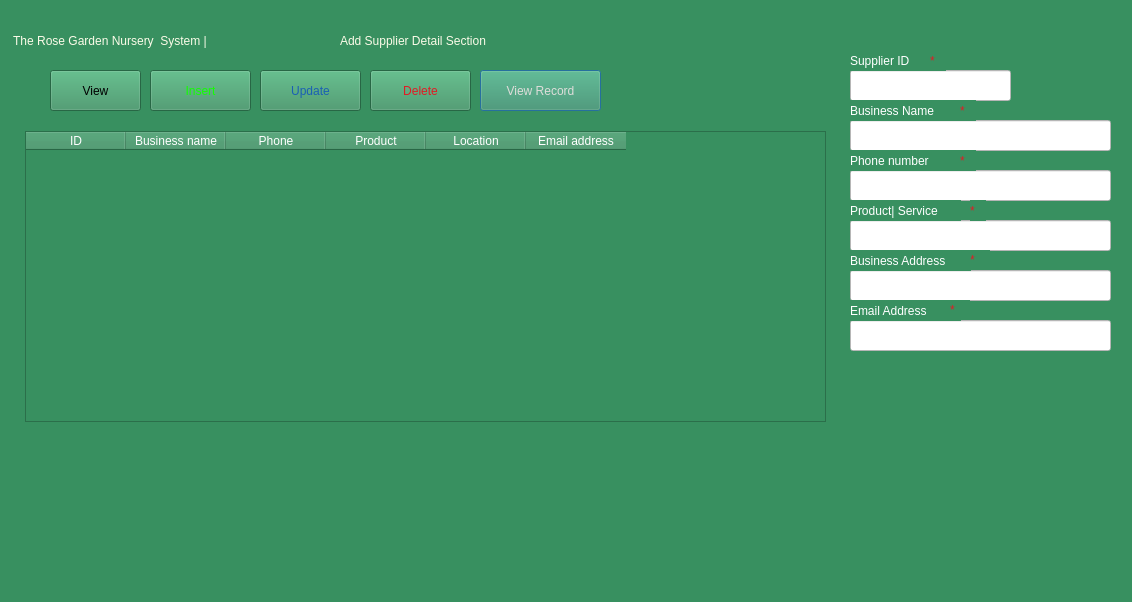
The window that suppliers.ui (Rabsoninnora/RoseGardenPlantCareSystem) describes before a commit, drawn with Qt 5.
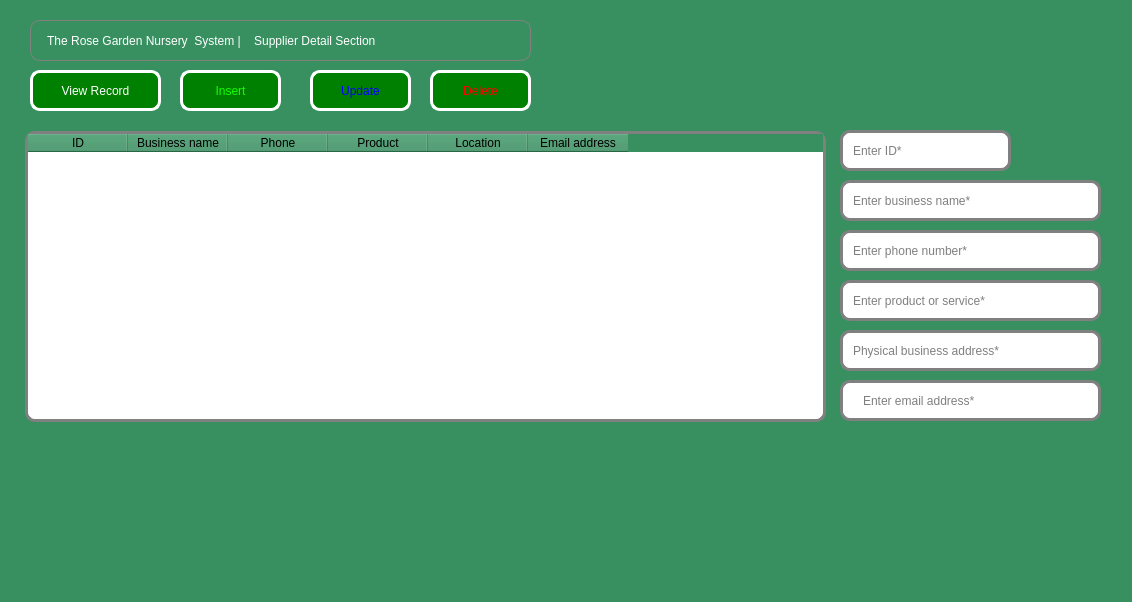
The same window after the commit. Icons and pictures are not drawn.

The edit to the form file:
```diff
--- a/suppliers.ui
+++ b/suppliers.ui
@@ -19,51 +19,47 @@
   <widget class="QLabel" name="The_Rose_Garden_Nursery_System">
    <property name="geometry">
     <rect>
-     <x>10</x>
+     <x>30</x>
      <y>20</y>
-     <width>331</width>
+     <width>501</width>
      <height>41</height>
     </rect>
    </property>
    <property name="styleSheet">
-    <string notr="true">color: rgb(251, 251, 232);
-font: 700 14pt &quot;Ubuntu&quot;;
-</string>
+    <string notr="true"> QLabel {
+  color: rgb(255, 255, 255);
+  font: 500 12pt &quot;Ubuntu&quot;;
+  border:1px solid gray;
+  border-radius: 10px;
+  padding: 0 10px;
+  
+}</string>
    </property>
    <property name="text">
-    <string> The Rose Garden Nursery  System |</string>
-   </property>
-  </widget>
-  <widget class="QLabel" name="Add_Supplier_Detail_Section">
-   <property name="geometry">
-    <rect>
-     <x>340</x>
-     <y>20</y>
-     <width>201</width>
-     <height>41</height>
-    </rect>
-   </property>
-   <property name="styleSheet">
-    <string notr="true">color: rgb(251, 251, 232);
-font: 700 11pt &quot;Ubuntu&quot;;
-</string>
-   </property>
-   <property name="text">
-    <string>Add Supplier Detail Section</string>
+    <string> The Rose Garden Nursery  System |    Supplier Detail Section</string>
    </property>
   </widget>
   <widget class="QPushButton" name="btn_View_Supplier">
    <property name="geometry">
     <rect>
-     <x>480</x>
+     <x>30</x>
      <y>70</y>
-     <width>121</width>
+     <width>131</width>
      <height>41</height>
     </rect>
    </property>
    <property name="styleSheet">
-    <string notr="true">color: rgb(222, 221, 218);
-font: 500 13pt &quot;Ubuntu&quot;;</string>
+    <string notr="true"> 
+QPushButton {
+  border:3px solid rgb(255, 255, 255);
+  border-radius: 10px;
+  padding: 0 10px;
+  background: green;
+ font: 500 13pt  &quot;Ubuntu&quot;;
+ color: rgb(255, 255, 255)
+
+}
+</string>
    </property>
    <property name="text">
     <string>View Record</string>
@@ -72,15 +68,24 @@
   <widget class="QPushButton" name="btn_Insert_Supplier">
    <property name="geometry">
     <rect>
-     <x>150</x>
+     <x>180</x>
      <y>70</y>
      <width>101</width>
      <height>41</height>
     </rect>
    </property>
    <property name="styleSheet">
-    <string notr="true">color: rgb(19, 255, 0);
-font: 500 15pt &quot;Ubuntu&quot;;</string>
+    <string notr="true"> 
+QPushButton {
+  border:3px solid rgb(255, 255, 255);
+  border-radius: 10px;
+  padding: 0 10px;
+  background: green;
+ font: 500 15pt  &quot;Ubuntu&quot;;
+ color: rgb(19, 255, 0);
+
+}
+</string>
    </property>
    <property name="text">
     <string>Insert</string>
@@ -89,15 +94,24 @@
   <widget class="QPushButton" name="btn_Update_Supplier">
    <property name="geometry">
     <rect>
-     <x>260</x>
+     <x>310</x>
      <y>70</y>
      <width>101</width>
      <height>41</height>
     </rect>
    </property>
    <property name="styleSheet">
-    <string notr="true">color: rgb(26, 95, 180);
-font: 500 13pt &quot;Ubuntu&quot;;</string>
+    <string notr="true">
+QPushButton {
+  border:3px solid rgb(255, 255, 255);
+  border-radius: 10px;
+  padding: 0 10px;
+  background: green;
+ font: 500 13pt  &quot;Ubuntu&quot;;
+ color: blue;
+
+}
+</string>
    </property>
    <property name="text">
     <string>Update</string>
@@ -106,15 +120,24 @@
   <widget class="QPushButton" name="btn_Delete_Supplier">
    <property name="geometry">
     <rect>
-     <x>370</x>
+     <x>430</x>
      <y>70</y>
      <width>101</width>
      <height>41</height>
     </rect>
    </property>
    <property name="styleSheet">
-    <string notr="true">color: rgb(224, 27, 36);
-font: 500 13pt &quot;Ubuntu&quot;;</string>
+    <string notr="true"> 
+QPushButton {
+  border:3px solid rgb(255, 255, 255);
+  border-radius: 10px;
+  padding: 0 10px;
+  background: green;
+ font: 500 13pt  &quot;Ubuntu&quot;;
+ color: red;
+
+}
+</string>
    </property>
    <property name="text">
     <string>Delete</string>
@@ -123,271 +146,147 @@
   <widget class="QLineEdit" name="lineEdit_SupplierID">
    <property name="geometry">
     <rect>
-     <x>850</x>
-     <y>70</y>
-     <width>161</width>
-     <height>31</height>
+     <x>840</x>
+     <y>130</y>
+     <width>171</width>
+     <height>41</height>
     </rect>
    </property>
    <property name="styleSheet">
-    <string notr="true">background-color: rgb(255, 255, 255);</string>
+    <string notr="true"> 
+ QLineEdit {
+  border:3px solid gray;
+  border-radius: 10px;
+  padding: 8px 8px;
+  background: rgb(255, 255, 255);
+  font: 500 12pt ;
+  color: rgb(0, 0, 0);;
+}</string>
+   </property>
+   <property name="placeholderText">
+    <string>Enter ID*</string>
    </property>
   </widget>
   <widget class="QLineEdit" name="lineEdit_Supplier_Legal_Name">
    <property name="geometry">
     <rect>
-     <x>850</x>
-     <y>120</y>
+     <x>840</x>
+     <y>180</y>
      <width>261</width>
-     <height>31</height>
+     <height>41</height>
     </rect>
    </property>
    <property name="styleSheet">
-    <string notr="true">background-color: rgb(255, 255, 255);</string>
+    <string notr="true"> 
+ QLineEdit {
+  border:3px solid gray;
+  border-radius: 10px;
+  padding: 8px 8px;
+  background: rgb(255, 255, 255);
+  font: 500 12pt ;
+  color: rgb(0, 0, 0);;
+}</string>
+   </property>
+   <property name="placeholderText">
+    <string>Enter business name*</string>
    </property>
   </widget>
   <widget class="QLineEdit" name="lineEdit_Phone">
    <property name="geometry">
     <rect>
-     <x>850</x>
-     <y>170</y>
+     <x>840</x>
+     <y>230</y>
      <width>261</width>
-     <height>31</height>
+     <height>41</height>
     </rect>
    </property>
    <property name="styleSheet">
-    <string notr="true">background-color: rgb(255, 255, 255);</string>
+    <string notr="true">
+ QLineEdit {
+  border:3px solid gray;
+  border-radius: 10px;
+  padding: 8px 8px;
+  background: rgb(255, 255, 255);
+  font: 500 12pt ;
+  color: rgb(0, 0, 0);;
+}</string>
+   </property>
+   <property name="placeholderText">
+    <string>Enter phone number*</string>
    </property>
   </widget>
   <widget class="QLineEdit" name="lineEdit_Product">
    <property name="geometry">
     <rect>
-     <x>850</x>
-     <y>220</y>
+     <x>840</x>
+     <y>280</y>
      <width>261</width>
-     <height>31</height>
+     <height>41</height>
     </rect>
    </property>
    <property name="styleSheet">
-    <string notr="true">background-color: rgb(255, 255, 255);</string>
+    <string notr="true">
+ QLineEdit {
+  border:3px solid gray;
+  border-radius: 10px;
+  padding: 8px 8px;
+  background: rgb(255, 255, 255);
+  font: 700 12pt ;
+  color: rgb(0, 0, 0);;
+}</string>
+   </property>
+   <property name="placeholderText">
+    <string>Enter product or service*</string>
    </property>
   </widget>
   <widget class="QLineEdit" name="lineEdit_address">
    <property name="geometry">
     <rect>
-     <x>850</x>
-     <y>270</y>
+     <x>840</x>
+     <y>330</y>
      <width>261</width>
-     <height>31</height>
+     <height>41</height>
     </rect>
    </property>
    <property name="styleSheet">
-    <string notr="true">background-color: rgb(255, 255, 255);</string>
+    <string notr="true"> 
+ QLineEdit {
+  border:3px solid gray;
+  border-radius: 10px;
+  padding: 8px 8px;
+  background: rgb(255, 255, 255);
+  font: 700 12pt ;
+  color: rgb(0, 0, 0);;
+}</string>
+   </property>
+   <property name="placeholderText">
+    <string>Physical business address*</string>
    </property>
   </widget>
   <widget class="QLineEdit" name="lineEdit_email">
    <property name="geometry">
     <rect>
-     <x>850</x>
-     <y>320</y>
+     <x>840</x>
+     <y>380</y>
      <width>261</width>
-     <height>31</height>
+     <height>41</height>
     </rect>
    </property>
    <property name="styleSheet">
-    <string notr="true">background-color: rgb(255, 255, 255);</string>
+    <string notr="true">
+
+
+ QLineEdit {
+  border:3px solid gray;
+  border-radius: 10px;
+  padding: 8px 18px;
+  background: rgb(255, 255, 255);
+  font: 700 12pt ;
+  color: rgb(0, 0, 0);;
+}</string>
    </property>
-  </widget>
-  <widget class="QLabel" name="Supplier_ID">
-   <property name="geometry">
-    <rect>
-     <x>850</x>
-     <y>50</y>
-     <width>81</width>
-     <height>21</height>
-    </rect>
-   </property>
-   <property name="styleSheet">
-    <string notr="true">color: rgb(255, 255, 255);</string>
-   </property>
-   <property name="text">
-    <string>Supplier ID </string>
-   </property>
-  </widget>
-  <widget class="QLabel" name="Asteric_ID">
-   <property name="geometry">
-    <rect>
-     <x>930</x>
-     <y>50</y>
-     <width>16</width>
-     <height>21</height>
-    </rect>
-   </property>
-   <property name="styleSheet">
-    <string notr="true">color: rgb(224, 27, 36);</string>
-   </property>
-   <property name="text">
-    <string>*</string>
-   </property>
-  </widget>
-  <widget class="QLabel" name="Supplier_Legal_Name">
-   <property name="geometry">
-    <rect>
-     <x>850</x>
-     <y>100</y>
-     <width>111</width>
-     <height>21</height>
-    </rect>
-   </property>
-   <property name="styleSheet">
-    <string notr="true">color: rgb(255, 255, 255);</string>
-   </property>
-   <property name="text">
-    <string>Business Name</string>
-   </property>
-  </widget>
-  <widget class="QLabel" name="Supplier_Pacra_Registration_Number">
-   <property name="geometry">
-    <rect>
-     <x>850</x>
-     <y>150</y>
-     <width>111</width>
-     <height>21</height>
-    </rect>
-   </property>
-   <property name="styleSheet">
-    <string notr="true">color: rgb(255, 255, 255);</string>
-   </property>
-   <property name="text">
-    <string>Phone number</string>
-   </property>
-  </widget>
-  <widget class="QLabel" name="Supplier_TPIN">
-   <property name="geometry">
-    <rect>
-     <x>850</x>
-     <y>200</y>
-     <width>111</width>
-     <height>21</height>
-    </rect>
-   </property>
-   <property name="styleSheet">
-    <string notr="true">color: rgb(255, 255, 255);</string>
-   </property>
-   <property name="text">
-    <string>Product| Service</string>
-   </property>
-  </widget>
-  <widget class="QLabel" name="Asteric_NAME">
-   <property name="geometry">
-    <rect>
-     <x>960</x>
-     <y>100</y>
-     <width>16</width>
-     <height>21</height>
-    </rect>
-   </property>
-   <property name="styleSheet">
-    <string notr="true">color: rgb(224, 27, 36);</string>
-   </property>
-   <property name="text">
-    <string>*</string>
-   </property>
-  </widget>
-  <widget class="QLabel" name="Asteric_PACRA">
-   <property name="geometry">
-    <rect>
-     <x>960</x>
-     <y>150</y>
-     <width>16</width>
-     <height>21</height>
-    </rect>
-   </property>
-   <property name="styleSheet">
-    <string notr="true">color: rgb(224, 27, 36);</string>
-   </property>
-   <property name="text">
-    <string>*</string>
-   </property>
-  </widget>
-  <widget class="QLabel" name="Asteric_TPIN">
-   <property name="geometry">
-    <rect>
-     <x>970</x>
-     <y>200</y>
-     <width>16</width>
-     <height>21</height>
-    </rect>
-   </property>
-   <property name="styleSheet">
-    <string notr="true">color: rgb(224, 27, 36);</string>
-   </property>
-   <property name="text">
-    <string>*</string>
-   </property>
-  </widget>
-  <widget class="QLabel" name="Asteric_Product_Service">
-   <property name="geometry">
-    <rect>
-     <x>970</x>
-     <y>250</y>
-     <width>20</width>
-     <height>20</height>
-    </rect>
-   </property>
-   <property name="styleSheet">
-    <string notr="true">color: rgb(224, 27, 36);</string>
-   </property>
-   <property name="text">
-    <string>*</string>
-   </property>
-  </widget>
-  <widget class="QLabel" name="Supplier_Phone">
-   <property name="geometry">
-    <rect>
-     <x>850</x>
-     <y>300</y>
-     <width>111</width>
-     <height>21</height>
-    </rect>
-   </property>
-   <property name="styleSheet">
-    <string notr="true">color: rgb(255, 255, 255);</string>
-   </property>
-   <property name="text">
-    <string>Email Address</string>
-   </property>
-  </widget>
-  <widget class="QLabel" name="Asteric_Phone">
-   <property name="geometry">
-    <rect>
-     <x>950</x>
-     <y>300</y>
-     <width>20</width>
-     <height>20</height>
-    </rect>
-   </property>
-   <property name="styleSheet">
-    <string notr="true">color: rgb(224, 27, 36);</string>
-   </property>
-   <property name="text">
-    <string>*</string>
-   </property>
-  </widget>
-  <widget class="QLabel" name="Supplier_Business_Address">
-   <property name="geometry">
-    <rect>
-     <x>850</x>
-     <y>250</y>
-     <width>121</width>
-     <height>21</height>
-    </rect>
-   </property>
-   <property name="styleSheet">
-    <string notr="true">color: rgb(255, 255, 255);</string>
-   </property>
-   <property name="text">
-    <string>Business Address</string>
+   <property name="placeholderText">
+    <string>Enter email address*</string>
    </property>
   </widget>
   <widget class="QTableWidget" name="tableWidget">
@@ -400,7 +299,16 @@
     </rect>
    </property>
    <property name="styleSheet">
-    <string notr="true">color: rgb(255, 255, 255);</string>
+    <string notr="true">  QTableWidget 
+{
+
+  border:3px solid gray;
+  border-radius: 10px;
+  background: rgb(255, 255, 255);
+ 
+  color: rgb(0, 0, 0);;
+
+}</string>
    </property>
    <column>
     <property name="text">
@@ -433,19 +341,6 @@
     </property>
    </column>
   </widget>
-  <widget class="QPushButton" name="btn_contact_view">
-   <property name="geometry">
-    <rect>
-     <x>50</x>
-     <y>70</y>
-     <width>91</width>
-     <height>41</height>
-    </rect>
-   </property>
-   <property name="text">
-    <string>View</string>
-   </property>
-  </widget>
  </widget>
  <resources/>
  <connections/>
```
Left out of the diff: 3 changed lines with no effect on the pictures.
